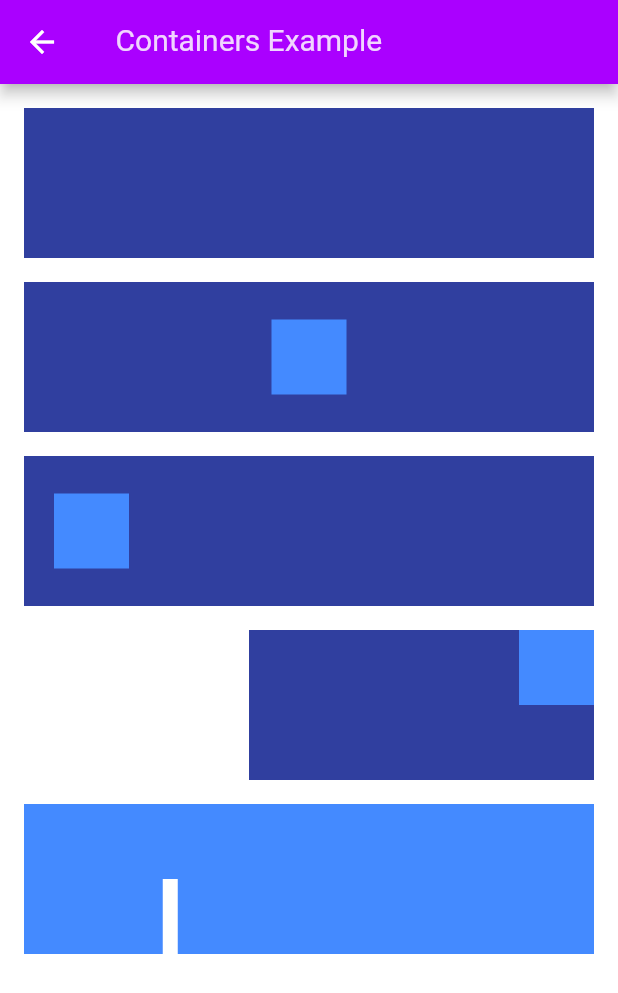
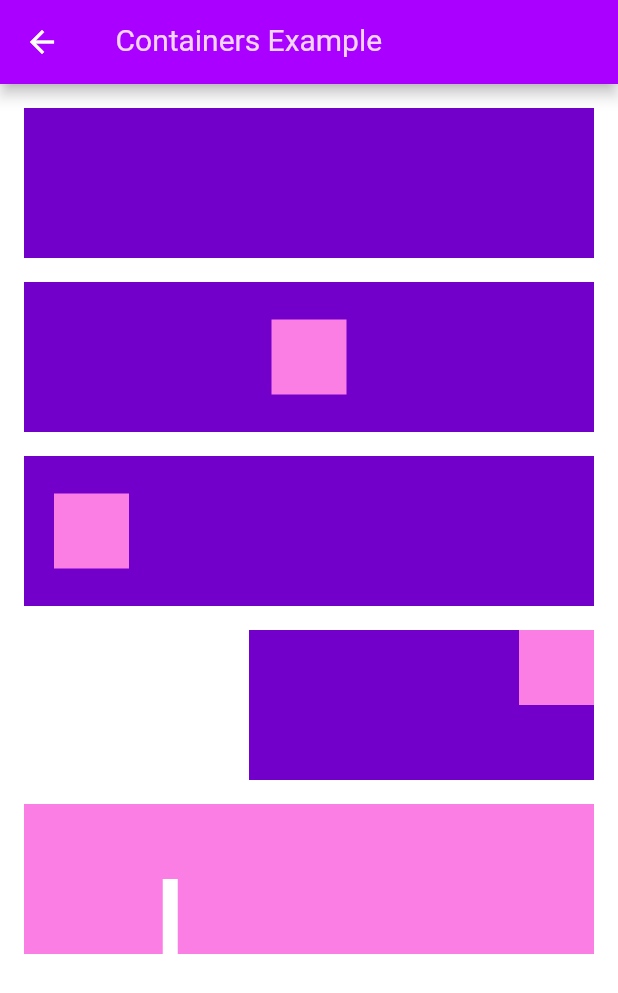
Before and after one commit to ScottS2017/Flutter_Z2P_01, a Flutter app: the Containers screen opened by its route, on a phone screen of 412 x 824 dp. Shown: the top 993 px of the screen. Run offline on Flutter 3.47's test engine with Material 2 defaults, Android fonts, the light colour scheme and no system bars; Roboto replaces fonts that are missing (Sk-Modernist).

Commit message:
Container and Image are fixed to match the new color scheme

```diff
--- a/lib/infrastructure/app_images.dart
+++ b/lib/infrastructure/app_images.dart
@@ -4,6 +4,6 @@ class AppImages{
 	static const dive = 'assets/images/dive CC-0.jpg';
 	static const keyboardHelp = 'assets/images/help_on_keyboard.jpg';
 	static const jumping = 'assets/images/jumping1.jpg';
-	static const invertedJenny = 'https://upload.wikimedia.org/wikipedia/commons/thumb/4/45/Inverted_Jenny.jpg/180px-Inverted_Jenny.jpg';
-	static const owl = 'https://flutter.github.io/assets-for-api-docs/assets/widgets/owl-2.jpg';
+	static const invertedJennyUrl = 'https://upload.wikimedia.org/wikipedia/commons/thumb/4/45/Inverted_Jenny.jpg/180px-Inverted_Jenny.jpg';
+	static const owlUrl = 'https://flutter.github.io/assets-for-api-docs/assets/widgets/owl-2.jpg';
 }
--- a/lib/infrastructure/theme.dart
+++ b/lib/infrastructure/theme.dart
@@ -4,7 +4,6 @@ const skModernist = 'Sk-Modernist';
 const appBarBackButtonForegroundColor = Color.fromARGB(0xFF, 0x28, 0x28, 0x29);
 const lightGrey = Color.fromARGB(0xFF, 0xBD, 0xBD, 0xBD);
 const darkGrey = Color.fromARGB(0xFF, 0x28, 0x28, 0x29);
-const listWheelScrollViewScrim = Color(0x20FEFEFE);
 
 final appTheme = ThemeData(
   scaffoldBackgroundColor: Colors.white,
--- a/lib/z2p_01/containers/example/containers.dart
+++ b/lib/z2p_01/containers/example/containers.dart
@@ -30,52 +30,52 @@ class Containers extends StatelessWidget {
                 key: const ValueKey('simple_blue'),
                 height: 100,
                 width: double.infinity,
-                color: AppColors.appThemePrimaryDarkBlue,
+                color:  Theme.of(context).primaryColorDark,
               ),
               divider_xxxxxxxxxxxxxxxxxxxxxxxxxxxxxxx,
               Container(
                 height: 100,
                 width: double.infinity,
-                color: AppColors.appThemePrimaryDarkBlue,
+                color:  Theme.of(context).primaryColorDark,
                 alignment: Alignment.center,
                 child: Container(
                   height: 50,
                   width: 50,
-                  color: AppColors.appThemeBlueAccentColor,
+                  color: Theme.of(context).accentColor,
                 ),
               ),
               divider_xxxxxxxxxxxxxxxxxxxxxxxxxxxxxxx,
               Container(
                 height: 100,
                 width: double.infinity,
-                color: AppColors.appThemePrimaryDarkBlue,
+                color:  Theme.of(context).primaryColorDark,
                 padding: const EdgeInsets.all(20),
                 alignment: Alignment.centerLeft,
                 child: Container(
                   height: 50,
                   width: 50,
-                  color: AppColors.appThemeBlueAccentColor,
+                  color: Theme.of(context).accentColor,
                 ),
               ),
               divider_xxxxxxxxxxxxxxxxxxxxxxxxxxxxxxx,
               Container(
                 height: 100,
                 width: double.infinity,
-                color: AppColors.appThemePrimaryDarkBlue,
+                color:  Theme.of(context).primaryColorDark,
                 margin: const EdgeInsets.only(left: 150),
                 alignment: Alignment.topRight,
                 child: Container(
                   alignment: Alignment.center,
                   height: 50,
                   width: 50,
-                  color: AppColors.appThemeBlueAccentColor,
+                  color: Theme.of(context).accentColor,
                 ),
               ),
               divider_xxxxxxxxxxxxxxxxxxxxxxxxxxxxxxx,
               Container(
                 height: 100,
                 width: double.infinity,
-                color: AppColors.appThemeBlueAccentColor,
+                color: Theme.of(context).accentColor,
                 alignment: const Alignment(-0.5, 1.0),
                 child: Container(
                   height: 50,
```
Also changed, not shown: lib/z2p_01/containers/exercise/container_exercises.dart (+4 -4 lines), lib/z2p_01/containers/solution/container_solution.dart (+9 -9 lines), lib/z2p_01/images/example/image_examples.dart (+34 -33 lines), lib/z2p_01/images/exercise/image_exercises.dart (+4 -4 lines), lib/z2p_01/images/solution/image_solution.dart (+15 -15 lines).
